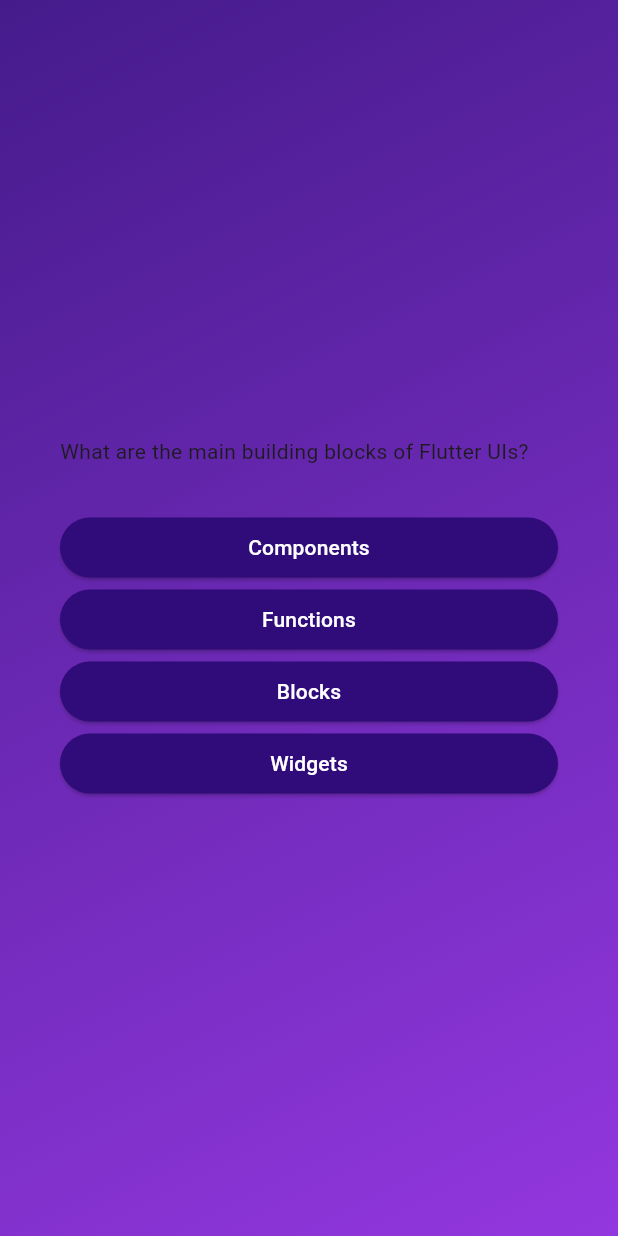
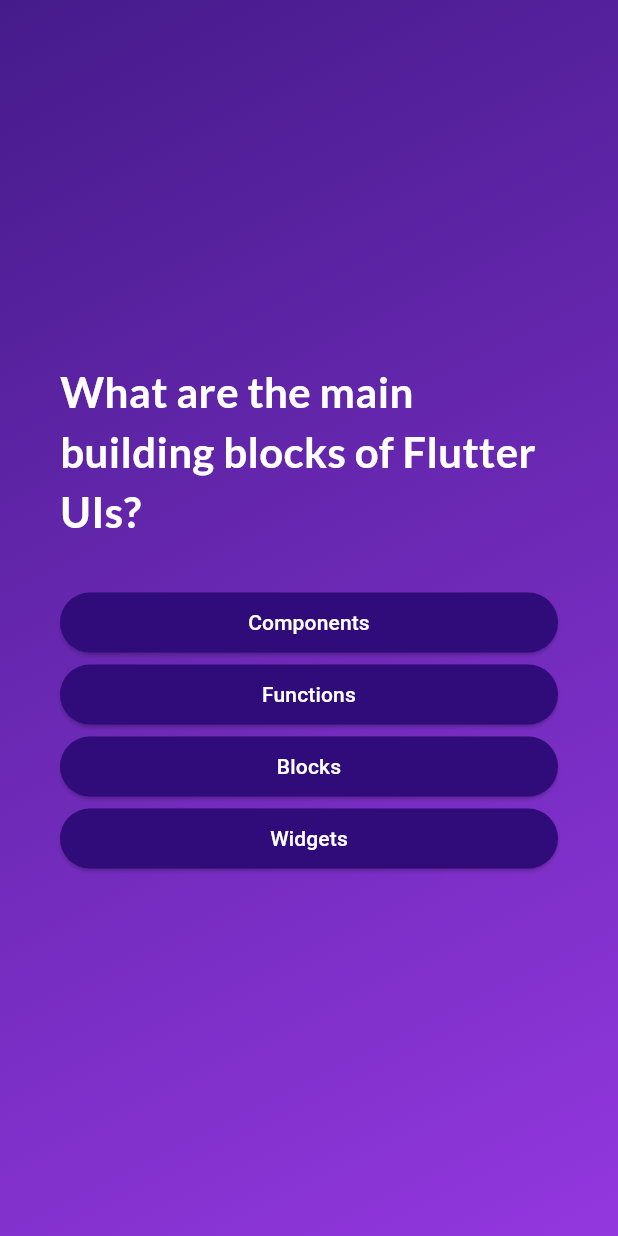
Before and after one commit to aryan-sngh/QuizApp, a Flutter app: the screen it shows after launch, after a tap on "Start Quiz", on a phone screen of 412 x 824 dp. Run offline on Flutter 3.47's test engine with Material 3 defaults, Android fonts, the phone set to English and light mode, and no system bars; our stand-ins replace google_fonts.

Commit message:
added google font using lato

```diff
--- a/quiz_app/lib/questions_screen.dart
+++ b/quiz_app/lib/questions_screen.dart
@@ -1,4 +1,5 @@
 import 'package:flutter/material.dart';
+import 'package:google_fonts/google_fonts.dart';
 import 'package:quiz_app/answer_button.dart';
 import 'package:quiz_app/data/questions.dart';
 
@@ -29,7 +30,14 @@ class _QuestionsScreenState extends State<QuestionsScreen> {
           mainAxisAlignment: MainAxisAlignment.center,
           crossAxisAlignment: CrossAxisAlignment.stretch,
           children: [
-            Text(currentQuestion.text),
+            Text(
+              currentQuestion.text,
+              style: GoogleFonts.lato(
+                color: Colors.white,
+                fontWeight: FontWeight.bold,
+                fontSize: 28,
+              ),
+            ),
             const SizedBox(
               height: 30,
             ),
--- a/quiz_app/lib/start_screen.dart
+++ b/quiz_app/lib/start_screen.dart
@@ -1,7 +1,8 @@
 import 'package:flutter/material.dart';
+import 'package:google_fonts/google_fonts.dart';
 
 class StartScreen extends StatelessWidget {
-  const StartScreen(this.startQuiz,{super.key});
+  const StartScreen(this.startQuiz, {super.key});
 
   final void Function() startQuiz;
 
@@ -21,10 +22,8 @@ class StartScreen extends StatelessWidget {
           ),
           Text(
             "learn flutter the fun way!",
-            style: TextStyle(
-              fontSize: 20,
-              fontWeight: FontWeight.bold,
-            ),
+            style: GoogleFonts.lato(
+                fontSize: 20, fontWeight: FontWeight.bold, color: Colors.white),
           ),
           SizedBox(
             height: 30,
```
